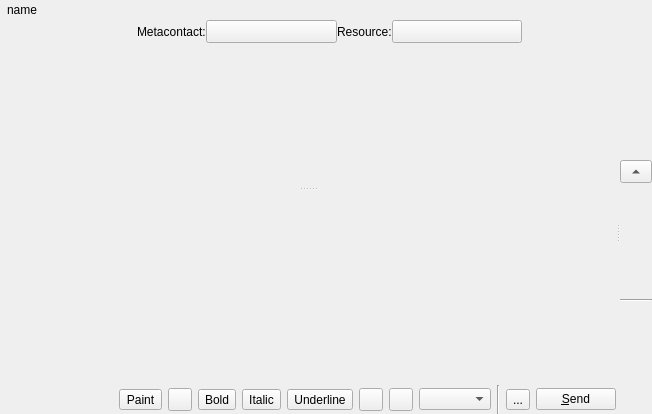
Before: the Qt Designer form widgets/chatwidget.ui in xmpp-graveyard/jabbim, drawn with Qt 5.
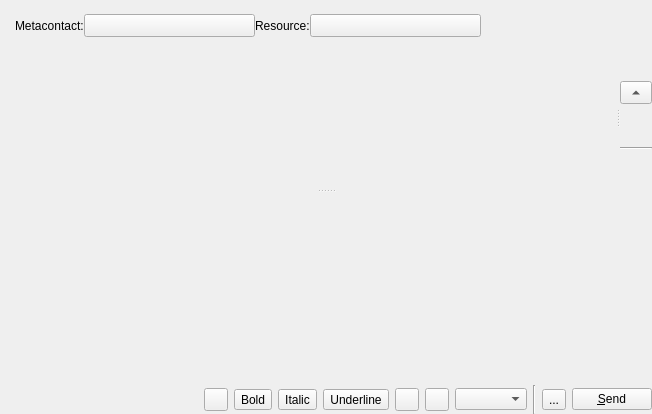
After: the same form once the commit is applied. Icons and pictures are not drawn.

The edit to the form file:
```diff
--- a/widgets/chatwidget.ui
+++ b/widgets/chatwidget.ui
@@ -40,36 +40,19 @@
       </item>
       <item>
        <layout class="QVBoxLayout" name="verticalLayout_2" >
+        <property name="leftMargin" >
+         <number>8</number>
+        </property>
         <item>
          <layout class="QHBoxLayout" name="horizontalLayout" >
-          <item>
-           <widget class="QLabel" name="label" >
-            <property name="text" >
-             <string>name</string>
-            </property>
-            <property name="alignment" >
-             <set>Qt::AlignCenter</set>
-            </property>
-            <property name="wordWrap" >
-             <bool>true</bool>
-            </property>
-           </widget>
-          </item>
-          <item>
-           <spacer name="horizontalSpacer" >
-            <property name="orientation" >
-             <enum>Qt::Horizontal</enum>
-            </property>
-            <property name="sizeHint" stdset="0" >
-             <size>
-              <width>40</width>
-              <height>20</height>
-             </size>
-            </property>
-           </spacer>
-          </item>
           <item>
            <widget class="QLabel" name="chatstate" >
+            <property name="sizePolicy" >
+             <sizepolicy vsizetype="Preferred" hsizetype="Minimum" >
+              <horstretch>0</horstretch>
+              <verstretch>0</verstretch>
+             </sizepolicy>
+            </property>
             <property name="text" >
              <string/>
             </property>
@@ -82,19 +65,6 @@
         </item>
         <item>
          <layout class="QHBoxLayout" name="horizontalLayout_2" >
-          <item>
-           <widget class="QLabel" name="infoLabel" >
-            <property name="sizePolicy" >
-             <sizepolicy vsizetype="Preferred" hsizetype="Expanding" >
-              <horstretch>0</horstretch>
-              <verstretch>0</verstretch>
-             </sizepolicy>
-            </property>
-            <property name="text" >
-             <string/>
-            </property>
-           </widget>
-          </item>
           <item>
            <widget class="QLabel" name="metaLabel" >
             <property name="text" >
@@ -190,19 +160,19 @@
     </widget>
    </item>
    <item row="1" column="0" >
-    <widget class="QSplitter" name="splitter_2" >
-     <property name="sizePolicy" >
-      <sizepolicy vsizetype="Expanding" hsizetype="Expanding" >
-       <horstretch>0</horstretch>
-       <verstretch>100</verstretch>
-      </sizepolicy>
-     </property>
-     <property name="orientation" >
-      <enum>Qt::Horizontal</enum>
-     </property>
      <widget class="QSplitter" name="splitter" >
+     <property name="sizePolicy" >
+      <sizepolicy vsizetype="Expanding" hsizetype="Preferred" >
+       <horstretch>0</horstretch>
+       <verstretch>100</verstretch>
+      </sizepolicy>
+     </property>
       <property name="orientation" >
        <enum>Qt::Vertical</enum>
+     </property>
+     <widget class="QSplitter" name="splitter_4" >
+      <property name="orientation" >
+       <enum>Qt::Horizontal</enum>
       </property>
       <widget class="QWidget" native="1" name="viewWidget" >
        <property name="minimumSize" >
@@ -212,6 +182,52 @@
         </size>
        </property>
       </widget>
+      <widget class="QWidget" native="1" name="pluginWidget" >
+       <property name="minimumSize" >
+        <size>
+         <width>32</width>
+         <height>0</height>
+        </size>
+       </property>
+       <property name="maximumSize" >
+        <size>
+         <width>32</width>
+         <height>16777215</height>
+        </size>
+       </property>
+       <layout class="QVBoxLayout" name="verticalLayout" >
+        <property name="margin" >
+         <number>0</number>
+        </property>
+        <item>
+         <widget class="QToolButton" name="toolButton" >
+          <property name="sizePolicy" >
+           <sizepolicy vsizetype="Fixed" hsizetype="Expanding" >
+            <horstretch>0</horstretch>
+            <verstretch>0</verstretch>
+           </sizepolicy>
+          </property>
+          <property name="text" >
+           <string>...</string>
+          </property>
+          <property name="checkable" >
+           <bool>true</bool>
+          </property>
+          <property name="arrowType" >
+           <enum>Qt::UpArrow</enum>
+          </property>
+         </widget>
+        </item>
+        <item>
+         <widget class="Line" name="line_2" >
+          <property name="orientation" >
+           <enum>Qt::Horizontal</enum>
+          </property>
+         </widget>
+        </item>
+       </layout>
+      </widget>
+     </widget>
       <widget class="QWidget" name="layoutWidget" >
        <layout class="QVBoxLayout" >
         <property name="spacing" >
@@ -274,13 +290,6 @@
             </property>
            </spacer>
           </item>
-          <item>
-           <widget class="QToolButton" name="paintButton" >
-            <property name="text" >
-             <string>Paint</string>
-            </property>
-           </widget>
-          </item>
           <item>
            <widget class="QToolButton" name="linkButton" >
             <property name="toolTip" >
@@ -442,52 +451,6 @@
            </widget>
           </item>
          </layout>
-        </item>
-       </layout>
-      </widget>
-     </widget>
-     <widget class="QWidget" native="1" name="pluginWidget" >
-      <property name="minimumSize" >
-       <size>
-        <width>32</width>
-        <height>0</height>
-       </size>
-      </property>
-      <property name="maximumSize" >
-       <size>
-        <width>32</width>
-        <height>16777215</height>
-       </size>
-      </property>
-      <layout class="QVBoxLayout" name="verticalLayout" >
-       <property name="margin" >
-        <number>0</number>
-       </property>
-       <item>
-        <widget class="QToolButton" name="toolButton" >
-         <property name="sizePolicy" >
-          <sizepolicy vsizetype="Fixed" hsizetype="Expanding" >
-           <horstretch>0</horstretch>
-           <verstretch>0</verstretch>
-          </sizepolicy>
-         </property>
-         <property name="text" >
-          <string>...</string>
-         </property>
-         <property name="checkable" >
-          <bool>true</bool>
-         </property>
-         <property name="arrowType" >
-          <enum>Qt::UpArrow</enum>
-         </property>
-        </widget>
-       </item>
-       <item>
-        <widget class="Line" name="line_2" >
-         <property name="orientation" >
-          <enum>Qt::Horizontal</enum>
-         </property>
-        </widget>
        </item>
       </layout>
      </widget>
```
Lines whose indentation alone changed are shown as unchanged.
